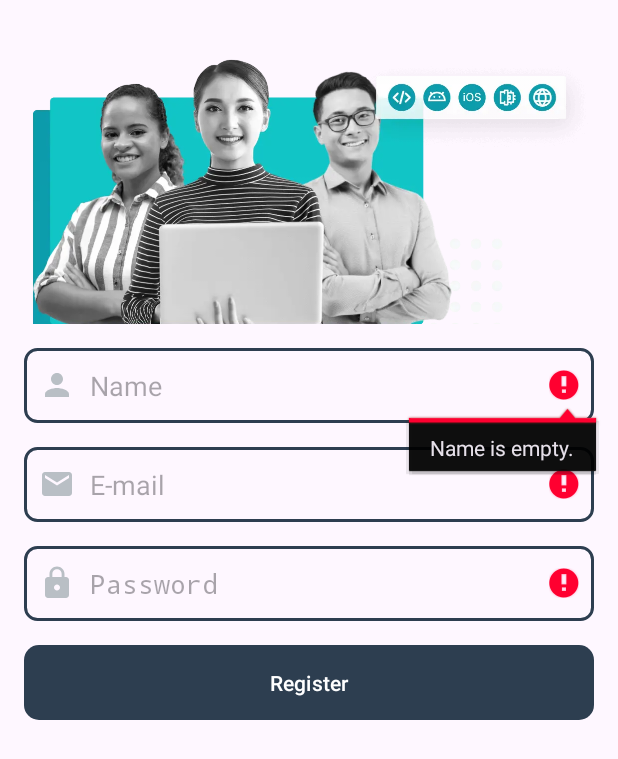
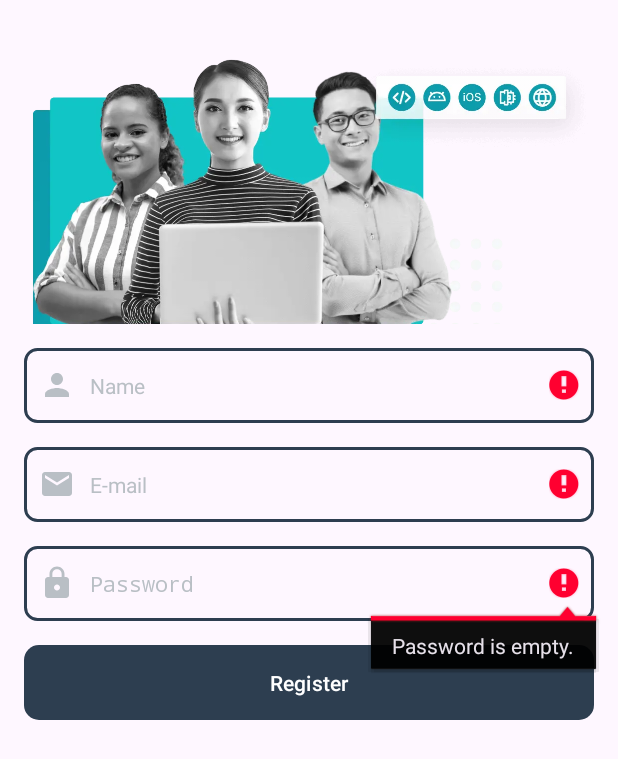
Before and after one commit to dduuddeekk/Submission-Story-App, an Android app: the RegisterActivity screen opened directly, with no data from a screen before it, after a tap on "Register", on a phone screen of 412 x 824 dp. Shown: the top 759 px of the screen. Run offline under Robolectric (Android 15) with nearby library versions, the phone set to English and light mode, and no system bars.

Commit message:
Fixing validate input.

```diff
--- a/app/src/main/java/com/dudek/dicodingstory/ui/activity/LogInActivity.kt
+++ b/app/src/main/java/com/dudek/dicodingstory/ui/activity/LogInActivity.kt
@@ -8,7 +8,6 @@ import android.view.View
 import android.widget.Toast
 import androidx.activity.viewModels
 import androidx.appcompat.app.AppCompatActivity
-import com.dudek.dicodingstory.R
 import com.dudek.dicodingstory.data.api.ApiConfig
 import com.dudek.dicodingstory.data.pref.SessionPreference
 import com.dudek.dicodingstory.data.response.LogInResponse
@@ -48,7 +47,7 @@ class LogInActivity : AppCompatActivity() {
             val password = binding.passwordInput.getPassword()
 
             binding.emailInput.setError(null)
-            binding.passwordInput.setError(null)
+            binding.passwordInput.setErrorMessage(null)
 
             accountViewModel.setEmail(email)
             accountViewModel.setPassword(password)
@@ -58,9 +57,9 @@ class LogInActivity : AppCompatActivity() {
             } else if (!isValidEmail(email)) {
                 binding.emailInput.setError("Invalid email format.")
             } else if (password.isEmpty()) {
-                binding.passwordInput.setError("Password is empty.")
+                binding.passwordInput.setErrorMessage("Password is empty.")
             } else if (!isValidPassword(password)) {
-                binding.passwordInput.setError("Password must be at least 8 characters.")
+                binding.passwordInput.setErrorMessage("Password must be at least 8 characters.")
             } else {
                 loginUser(email, password)
             }
--- a/app/src/main/java/com/dudek/dicodingstory/ui/activity/RegisterActivity.kt
+++ b/app/src/main/java/com/dudek/dicodingstory/ui/activity/RegisterActivity.kt
@@ -41,7 +41,7 @@ class RegisterActivity : AppCompatActivity() {
 
             binding.nameInput.setError(null)
             binding.emailInput.setError(null)
-            binding.passwordInput.setError(null)
+            binding.passwordInput.setErrorMessage(null)
 
             accountViewModel.setName(name)
             accountViewModel.setEmail(email)
@@ -54,7 +54,7 @@ class RegisterActivity : AppCompatActivity() {
                 binding.emailInput.setError("Email is empty.")
             }
             if (password.isEmpty()) {
-                binding.passwordInput.setError("Password is empty.")
+                binding.passwordInput.setErrorMessage("Password is empty.")
             }
 
             if (name.isNotEmpty() && email.isNotEmpty() && password.isNotEmpty()) {
@@ -79,7 +79,7 @@ class RegisterActivity : AppCompatActivity() {
 
     private fun isValidPassword(password: String): Boolean {
         return if (password.length < 8) {
-            binding.passwordInput.setError("Password must be at least 8 characters")
+            binding.passwordInput.setErrorMessage("Password must be at least 8 characters")
             false
         } else {
             true
--- a/app/src/main/java/com/dudek/dicodingstory/ui/view/EmailInputView.kt
+++ b/app/src/main/java/com/dudek/dicodingstory/ui/view/EmailInputView.kt
@@ -1,8 +1,11 @@
 package com.dudek.dicodingstory.ui.view
 
 import android.content.Context
+import android.text.Editable
 import android.text.InputType
+import android.text.TextWatcher
 import android.util.AttributeSet
+import android.util.Patterns
 import android.view.LayoutInflater
 import android.widget.LinearLayout
 import com.dudek.dicodingstory.R
@@ -10,28 +13,55 @@ import com.dudek.dicodingstory.databinding.ViewInputBinding
 
 class EmailInputView @JvmOverloads constructor(
     context: Context,
-    attrs: AttributeSet,
+    attrs: AttributeSet? = null,
     defStyleAttr: Int = 0
-) : LinearLayout(context, attrs, defStyleAttr){
+) : LinearLayout(context, attrs, defStyleAttr) {
+
     private val binding: ViewInputBinding =
         ViewInputBinding.inflate(LayoutInflater.from(context), this)
 
     init {
-        orientation = VERTICAL
+
         binding.etInput.apply {
             inputType = InputType.TYPE_TEXT_VARIATION_EMAIL_ADDRESS
             hint = context.getString(R.string.e_mail)
             setCompoundDrawablesWithIntrinsicBounds(R.drawable.ic_email_24, 0, 0, 0)
+
+            addTextChangedListener(object : TextWatcher {
+                override fun beforeTextChanged(s: CharSequence?, start: Int, count: Int, after: Int) {}
+                override fun onTextChanged(s: CharSequence?, start: Int, before: Int, count: Int) {
+                    validateEmail()
+                }
+
+                override fun afterTextChanged(s: Editable?) {}
+            })
+        }
+
+        setOnClickListener {
+            binding.etInput.requestFocus()
         }
     }
 
-    fun getEmail(): String = binding.etInput.text.toString().trim()
+    private fun validateEmail() {
+        val email = binding.etInput.text?.toString()?.trim()
+        binding.etInput.error = if (!isValidEmail(email)) {
+            context.getString(R.string.error_invalid_email)
+        } else {
+            null
+        }
+    }
+
+    private fun isValidEmail(email: String?): Boolean {
+        return !email.isNullOrEmpty() && Patterns.EMAIL_ADDRESS.matcher(email).matches()
+    }
+
+    fun getEmail(): String = binding.etInput.text?.toString()?.trim() ?: ""
 
     fun setEmail(email: String) {
         binding.etInput.setText(email)
     }
 
-    fun setError(error: String?) {
-        binding.etInput.error = error
+    fun setError(errorMessage: String?) {
+        binding.etInput.error = errorMessage
     }
 }
--- a/app/src/main/java/com/dudek/dicodingstory/ui/view/NameInputView.kt
+++ b/app/src/main/java/com/dudek/dicodingstory/ui/view/NameInputView.kt
@@ -1,7 +1,9 @@
 package com.dudek.dicodingstory.ui.view
 
 import android.content.Context
+import android.text.Editable
 import android.text.InputType
+import android.text.TextWatcher
 import android.util.AttributeSet
 import android.view.LayoutInflater
 import android.widget.LinearLayout
@@ -10,28 +12,55 @@ import com.dudek.dicodingstory.databinding.ViewInputBinding
 
 class NameInputView @JvmOverloads constructor(
     context: Context,
-    attrs: AttributeSet,
+    attrs: AttributeSet? = null,
     defStyleAttr: Int = 0
-) : LinearLayout(context, attrs, defStyleAttr){
+) : LinearLayout(context, attrs, defStyleAttr) {
+
     private val binding: ViewInputBinding =
         ViewInputBinding.inflate(LayoutInflater.from(context), this)
 
     init {
-        orientation = VERTICAL
+
         binding.etInput.apply {
             inputType = InputType.TYPE_CLASS_TEXT
             hint = context.getString(R.string.name)
             setCompoundDrawablesWithIntrinsicBounds(R.drawable.ic_person_24, 0, 0, 0)
+
+            addTextChangedListener(object : TextWatcher {
+                override fun beforeTextChanged(s: CharSequence?, start: Int, count: Int, after: Int) {}
+                override fun onTextChanged(s: CharSequence?, start: Int, before: Int, count: Int) {
+                    validateName()
+                }
+
+                override fun afterTextChanged(s: Editable?) {}
+            })
+        }
+
+        setOnClickListener {
+            binding.etInput.requestFocus()
         }
     }
 
-    fun getName(): String = binding.etInput.text.toString().trim()
+    private fun validateName() {
+        val name = binding.etInput.text?.toString()?.trim()
+        binding.etInput.error = if (!isValidName(name)) {
+            context.getString(R.string.error_invalid_name)
+        } else {
+            null
+        }
+    }
+
+    private fun isValidName(name: String?): Boolean {
+        return !name.isNullOrEmpty() && name.matches(Regex("^[a-zA-Z\\s]+$"))
+    }
+
+    fun getName(): String = binding.etInput.text?.toString()?.trim() ?: ""
 
     fun setName(name: String) {
         binding.etInput.setText(name)
     }
 
-    fun setError(error: String?) {
-        binding.etInput.error = error
+    fun setError(errorMessage: String?) {
+        binding.etInput.error = errorMessage
     }
 }
--- a/app/src/main/java/com/dudek/dicodingstory/ui/view/PasswordInputView.kt
+++ b/app/src/main/java/com/dudek/dicodingstory/ui/view/PasswordInputView.kt
@@ -2,7 +2,9 @@ package com.dudek.dicodingstory.ui.view
 
 import android.annotation.SuppressLint
 import android.content.Context
+import android.text.Editable
 import android.text.InputType
+import android.text.TextWatcher
 import android.util.AttributeSet
 import android.view.LayoutInflater
 import android.view.MotionEvent
@@ -19,26 +21,40 @@ class PasswordInputView @JvmOverloads constructor(
 
     private val binding: ViewInputBinding =
         ViewInputBinding.inflate(LayoutInflater.from(context), this)
-
     private var isPasswordVisible = false
 
     init {
-        orientation = VERTICAL
+
         binding.etInput.apply {
             inputType = InputType.TYPE_CLASS_TEXT or InputType.TYPE_TEXT_VARIATION_PASSWORD
             hint = context.getString(R.string.password)
             setCompoundDrawablesWithIntrinsicBounds(R.drawable.ic_lock_24, 0, R.drawable.ic_visibility_24, 0)
+
+            setOnTouchListener { _, event ->
+                if (event.action == MotionEvent.ACTION_UP) {
+                    val drawableEndIndex = 2
+                    if (compoundDrawables[drawableEndIndex] != null &&
+                        event.rawX >= right - compoundDrawables[drawableEndIndex].bounds.width()
+                    ) {
+                        togglePasswordVisibility()
+                        return@setOnTouchListener true
+                    }
+                }
+                false
+            }
+
+            addTextChangedListener(object : TextWatcher {
+                override fun beforeTextChanged(s: CharSequence?, start: Int, count: Int, after: Int) {}
+                override fun onTextChanged(s: CharSequence?, start: Int, before: Int, count: Int) {
+                    validatePasswordLength()
+                }
+
+                override fun afterTextChanged(s: Editable?) {}
+            })
         }
 
-        binding.etInput.setOnTouchListener { _, event ->
-            if (event.action == MotionEvent.ACTION_UP) {
-                val drawableEnd = 2
-                if (event.rawX >= binding.etInput.right - binding.etInput.compoundDrawables[drawableEnd].bounds.width()) {
-                    togglePasswordVisibility()
-                    return@setOnTouchListener true
-                }
-            }
-            false
+        setOnClickListener {
+            binding.etInput.requestFocus()
         }
     }
 
@@ -55,16 +71,24 @@ class PasswordInputView @JvmOverloads constructor(
             if (isPasswordVisible) R.drawable.ic_visibility_off_24 else R.drawable.ic_visibility_24,
             0
         )
-        binding.etInput.setSelection(binding.etInput.text.length)
+        binding.etInput.setSelection(binding.etInput.text?.length ?: 0)
     }
 
-    fun getPassword(): String = binding.etInput.text.toString().trim()
+    private fun validatePasswordLength() {
+        binding.etInput.error = if ((binding.etInput.text?.length ?: 0) < 8) {
+            context.getString(R.string.error_password_to_short)
+        } else {
+            null
+        }
+    }
+
+    fun getPassword(): String = binding.etInput.text?.toString()?.trim() ?: ""
 
     fun setPassword(password: String) {
         binding.etInput.setText(password)
     }
 
-    fun setError(error: String?) {
-        binding.etInput.error = error
+    fun setErrorMessage(errorMessage: String?) {
+        binding.etInput.error = errorMessage
     }
 }
--- a/app/src/main/res/layout/activity_log_in.xml
+++ b/app/src/main/res/layout/activity_log_in.xml
@@ -39,7 +39,7 @@
         android:layout_marginVertical="16dp"
         app:layout_constraintTop_toBottomOf="@id/tv_login"
         app:layout_constraintStart_toStartOf="parent"
-        app:layout_constraintEnd_toEndOf="parent" />
+        app:layout_constraintEnd_toEndOf="parent"/>
 
     <com.dudek.dicodingstory.ui.view.PasswordInputView
         android:id="@+id/password_input"
@@ -48,7 +48,7 @@
         android:layout_marginVertical="16dp"
         app:layout_constraintTop_toBottomOf="@id/email_input"
         app:layout_constraintStart_toStartOf="parent"
-        app:layout_constraintEnd_toEndOf="parent" />
+        app:layout_constraintEnd_toEndOf="parent"/>
 
     <Button
         android:id="@+id/bt_log_in"
--- a/app/src/main/res/layout/activity_register.xml
+++ b/app/src/main/res/layout/activity_register.xml
@@ -25,7 +25,7 @@
         app:layout_constraintTop_toBottomOf="@id/iv_register_cover"
         app:layout_constraintStart_toStartOf="parent"
         app:layout_constraintEnd_toEndOf="parent"
-        android:layout_marginTop="16dp" />
+        android:layout_marginTop="16dp"/>
 
     <com.dudek.dicodingstory.ui.view.EmailInputView
         android:id="@+id/email_input"
@@ -34,7 +34,7 @@
         app:layout_constraintTop_toBottomOf="@id/name_input"
         app:layout_constraintStart_toStartOf="parent"
         app:layout_constraintEnd_toEndOf="parent"
-        android:layout_marginTop="16dp" />
+        android:layout_marginTop="16dp"/>
 
     <com.dudek.dicodingstory.ui.view.PasswordInputView
         android:id="@+id/password_input"
@@ -43,7 +43,7 @@
         app:layout_constraintTop_toBottomOf="@id/email_input"
         app:layout_constraintStart_toStartOf="parent"
         app:layout_constraintEnd_toEndOf="parent"
-        android:layout_marginTop="16dp" />
+        android:layout_marginTop="16dp"/>
 
     <Button
         android:id="@+id/bt_register"
--- a/app/src/main/res/layout/view_input.xml
+++ b/app/src/main/res/layout/view_input.xml
@@ -2,13 +2,12 @@
 <merge xmlns:android="http://schemas.android.com/apk/res/android"
     xmlns:tools="http://schemas.android.com/tools">
 
-    <EditText
+    <androidx.appcompat.widget.AppCompatEditText
         android:id="@+id/et_input"
-        android:layout_width="match_parent"
-        android:layout_height="50dp"
-        android:background="@drawable/edit_text_background"
+        style="@style/Widget.DicodingStory.InputField"
+        android:importantForAutofill="no"
+        android:drawableTint="?attr/colorAccent"
         android:drawablePadding="10dp"
-        android:padding="10dp"
-        android:drawableTint="?attr/colorAccent"/>
+        android:textColorHint="?attr/colorAccent"/>
 
 </merge>
--- a/app/src/main/res/values-night/themes.xml
+++ b/app/src/main/res/values-night/themes.xml
@@ -26,4 +26,13 @@
         <item name="tint">?attr/colorSecondary</item>
         <item name="shapeAppearanceOverlay">@style/ShapeAppearance.Material3.Corner.Full</item>
     </style>
+
+    <style name="Widget.DicodingStory.InputField" parent="Widget.Material3.TextInputLayout.FilledBox.Dense">
+        <item name="android:layout_width">match_parent</item>
+        <item name="android:layout_height">50dp</item>
+        <item name="android:background">@drawable/edit_text_background</item>
+        <item name="android:drawablePadding">10dp</item>
+        <item name="android:padding">10dp</item>
+        <item name="android:drawableTint">?attr/colorAccent</item>
+    </style>
 </resources>
--- a/app/src/main/res/values/strings.xml
+++ b/app/src/main/res/values/strings.xml
@@ -23,4 +23,7 @@
     <string name="login_image">Login image</string>
     <string name="register_image">Register image.</string>
     <string name="log_out">Log Out.</string>
+    <string name="error_password_to_short">Password must be at least 8 characters.</string>
+    <string name="error_invalid_email">Invalid email format.</string>
+    <string name="error_invalid_name">Name must contain only letters and spaces.</string>
 </resources>
--- a/app/src/main/res/values/themes.xml
+++ b/app/src/main/res/values/themes.xml
@@ -26,4 +26,13 @@
         <item name="tint">?attr/colorSecondary</item>
         <item name="shapeAppearanceOverlay">@style/ShapeAppearance.Material3.Corner.Full</item>
     </style>
+
+    <style name="Widget.DicodingStory.InputField" parent="Widget.Material3.TextInputLayout.FilledBox.Dense">
+        <item name="android:layout_width">match_parent</item>
+        <item name="android:layout_height">50dp</item>
+        <item name="android:background">@drawable/edit_text_background</item>
+        <item name="android:drawablePadding">10dp</item>
+        <item name="android:padding">10dp</item>
+        <item name="android:drawableTint">?attr/colorAccent</item>
+    </style>
 </resources>
```
Also changed, not shown: 3 other files.
